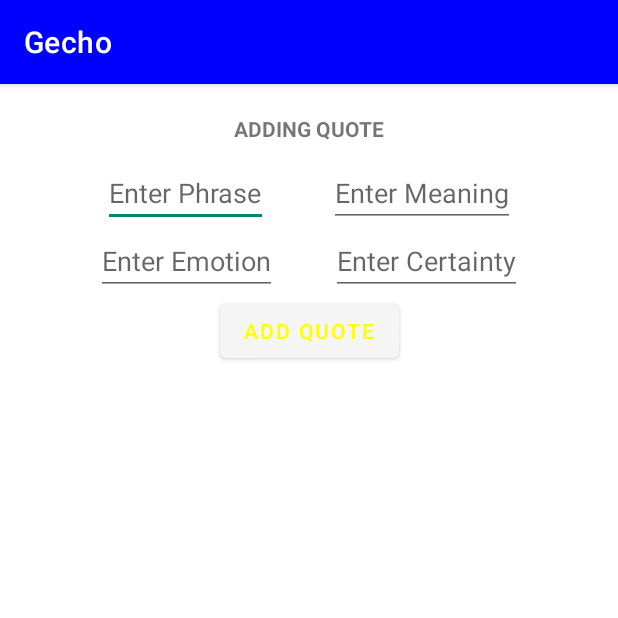
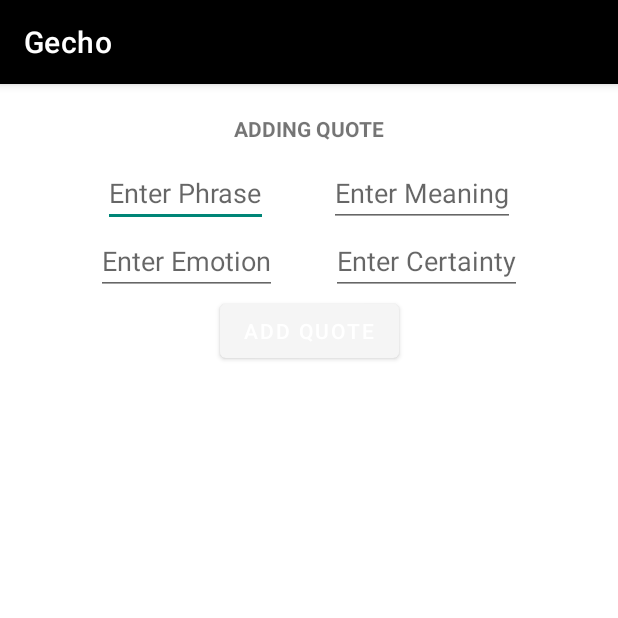
Before and after one commit to Atasayco3/Project_Verbal, an Android app: the AddQuoteActivity screen opened directly, with no data from a screen before it, on a phone screen of 412 x 824 dp, the top half of it. Run offline under Robolectric (Android 15) with nearby library versions, the phone set to English and light mode, and no system bars.

Commit message:
List of changes: 11/18/25
- Added last function editing
- Fixed slpash screen and assets

```diff
--- a/app/src/main/res/values/themes.xml
+++ b/app/src/main/res/values/themes.xml
@@ -2,9 +2,9 @@
     <!-- Base application theme. -->
     <style name="Base.Theme.Project_Verbal" parent="Theme.MaterialComponents.DayNight.DarkActionBar">
         <!-- Customize your light theme here. -->
-        <item name="colorPrimary">#0000ff</item>
-        <item name="colorOnPrimary">#ffff00</item>
-        <item name="colorSurface">#555555</item>
+        <item name="colorPrimary">#000000</item>
+        <item name="colorOnPrimary">#ffffff</item>
+        <item name="colorSurface">#000000</item>
         <!-- <item name="colorPrimary">@color/my_light_primary</item> -->
     </style>
 
@@ -19,7 +19,7 @@
 
     <style name="Theme.App.Starting" parent="Theme.SplashScreen">
         <item name="windowSplashScreenBackground">#D8D7D7</item>
-        <item name="windowSplashScreenAnimatedIcon">@drawable/angry_dude</item>
+        <item name="windowSplashScreenAnimatedIcon">@drawable/gecho</item>
         <item name="postSplashScreenTheme">@style/Theme.Project_Verbal</item>
     </style>
 </resources>
--- a/gradle/libs.versions.toml
+++ b/gradle/libs.versions.toml
@@ -1,5 +1,5 @@
 [versions]
-agp = "8.13.0"
+agp = "8.13.1"
 kotlin = "2.0.21"
 coreKtx = "1.16.0"
 junit = "4.13.2"
```
Also changed, not shown: app/src/main/res/drawable/gecho_insert.xml (added, +7 -0 lines), app/src/main/res/drawable/gecho.png (added).
